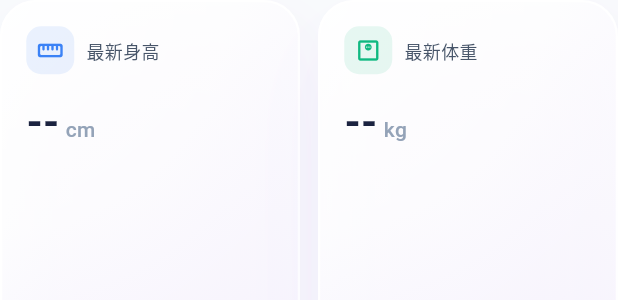
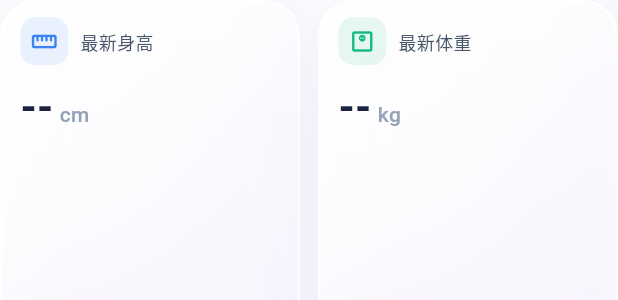
Before and after one commit to alenschina/baby_emr_lite, a Flutter app: the GrowthSummaryCard widget shown alone on an empty page, opened directly, on a phone screen of 412 x 824 dp. Shown: the top 300 px of the screen. Run offline on Flutter 3.47's test engine with Material 3 defaults, Android fonts, the phone set to English and light mode, and no system bars; our stand-ins replace fl_chart, flutter_riverpod, flutter_secure_storage, freezed_annotation, go_router, hive_flutter and 1 more; missing offline and left inert: encrypt; accounts and stored records are empty; generated files the repository leaves out were written again; Roboto replaces fonts that are missing (DouyinSans); statements that could not run were skipped.

Commit message:
style(ui): 收紧首页卡片上下内边距与区块间距
- 欢迎卡、生长摘要、今日提醒条目与空状态改用较小垂直 padding
- 首页列表区块间距略减

Made-with: Cursor

```diff
--- a/lib/presentation/screens/home_screen.dart
+++ b/lib/presentation/screens/home_screen.dart
@@ -79,12 +79,12 @@ class HomeScreen extends ConsumerWidget {
                             error: (_, __) => const SizedBox.shrink(),
                           ),
 
-                          const SizedBox(height: 16),
+                          const SizedBox(height: 12),
 
                           // 生长数据摘要
                           const GrowthSummaryCard(),
 
-                          const SizedBox(height: 24),
+                          const SizedBox(height: 16),
 
                           // 今日提醒
                           const TodayRemindersSection(),
--- a/lib/presentation/widgets/baby_welcome_card.dart
+++ b/lib/presentation/widgets/baby_welcome_card.dart
@@ -16,7 +16,10 @@ class BabyWelcomeCard extends StatelessWidget {
     final isMale = baby.gender == Gender.male;
 
     return GlassCard(
-      padding: const EdgeInsets.all(AppTheme.cardPaddingLarge),
+      padding: const EdgeInsets.symmetric(
+        horizontal: AppTheme.cardPadding,
+        vertical: AppTheme.spacing3,
+      ),
       child: Row(
         children: [
           // 头像 - 圆角图片
--- a/lib/presentation/widgets/growth_summary_card.dart
+++ b/lib/presentation/widgets/growth_summary_card.dart
@@ -48,7 +48,10 @@ class GrowthSummaryCard extends ConsumerWidget {
         children: [
           Expanded(
             child: GlassCard(
-              padding: const EdgeInsets.all(AppTheme.cardPadding),
+              padding: const EdgeInsets.symmetric(
+                horizontal: AppTheme.spacing3,
+                vertical: AppTheme.spacing2 + 2,
+              ),
               child: const Center(
                 child: SizedBox(
                   width: 20,
@@ -61,7 +64,10 @@ class GrowthSummaryCard extends ConsumerWidget {
           const SizedBox(width: 12),
           Expanded(
             child: GlassCard(
-              padding: const EdgeInsets.all(AppTheme.cardPadding),
+              padding: const EdgeInsets.symmetric(
+                horizontal: AppTheme.spacing3,
+                vertical: AppTheme.spacing2 + 2,
+              ),
               child: const Center(
                 child: SizedBox(
                   width: 20,
@@ -86,7 +92,10 @@ class GrowthSummaryCard extends ConsumerWidget {
     required Color iconColor,
   }) {
     return GlassCard(
-      padding: const EdgeInsets.all(AppTheme.cardPadding),
+      padding: const EdgeInsets.symmetric(
+        horizontal: AppTheme.spacing3,
+        vertical: AppTheme.spacing2 + 2,
+      ),
       child: Column(
         crossAxisAlignment: CrossAxisAlignment.start,
         children: [
@@ -113,7 +122,7 @@ class GrowthSummaryCard extends ConsumerWidget {
               ),
             ],
           ),
-          const SizedBox(height: 12),
+          const SizedBox(height: 8),
           Row(
             crossAxisAlignment: CrossAxisAlignment.baseline,
             textBaseline: TextBaseline.alphabetic,
```
Also changed, not shown: lib/presentation/widgets/today_reminders_section.dart (+16 -7 lines).
